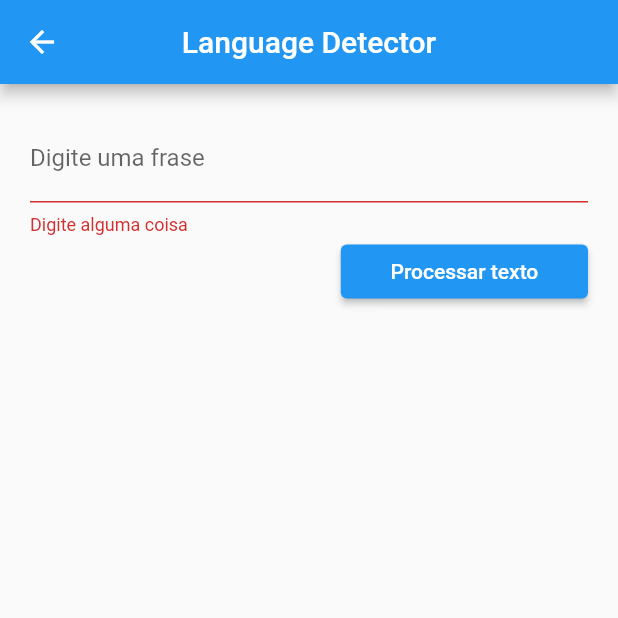
After one commit to brunozupp/projeto_mlkit_trabalho_ia, a Flutter app: the ExampleLanguageDetectorPage screen opened by its route, after a tap on "Processar texto", on a phone screen of 412 x 824 dp, the top half of it. The commit adds this screen. Run offline on Flutter 3.47's test engine with Material 2 defaults, Android fonts, the phone set to English and light mode, and no system bars; our stand-ins replace image_picker; missing offline and left inert: dart:ffi, google_ml_kit.

Commit message:
Language Detector

```diff
--- a/lib/main.dart
+++ b/lib/main.dart
@@ -1,5 +1,6 @@
 import 'package:flutter/material.dart';
 import 'package:projeto_mlkit/pages/example_image_labeling/example_image_labeling_page.dart';
+import 'package:projeto_mlkit/pages/example_language_detector/example_language_detector_page.dart';
 import 'package:projeto_mlkit/pages/example_text_detector/example_text_detector_page.dart';
 import 'package:projeto_mlkit/pages/menu/menu_page.dart';
 
@@ -24,6 +25,7 @@ class MyApp extends StatelessWidget {
         "/": (context) => const MenuPage(),
         "/example-image-labeling": (context) => const ExampleImageLabelingPage(),
         "/example-text-detector": (context) => const ExampleTextDetectorPage(),
+        "/example-language-detector": (context) => const ExampleLanguageDetectorPage(),
       },
     );
   }
--- /dev/null
+++ b/lib/pages/example_language_detector/example_language_detector_page.dart
@@ -0,0 +1,103 @@
+import 'package:flutter/material.dart';
+import 'package:google_ml_kit/google_ml_kit.dart';
+import 'package:projeto_mlkit/widgets/button_widget.dart';
+
+class ExampleLanguageDetectorPage extends StatefulWidget {
+  const ExampleLanguageDetectorPage({ Key? key }) : super(key: key);
+
+  @override
+  _ExampleLanguageDetectorPageState createState() => _ExampleLanguageDetectorPageState();
+}
+
+class _ExampleLanguageDetectorPageState extends State<ExampleLanguageDetectorPage> {
+
+  final _textEditingController = TextEditingController();
+  final _formKey = GlobalKey<FormState>();
+
+  final languageIdentifier = GoogleMlKit.nlp.languageIdentifier();
+
+  String? language;
+
+  Future<void> processText() async {
+
+    setState(() {
+      language = null;
+    });
+
+    if(!_formKey.currentState!.validate()) return;
+
+    try {
+
+      final String response = await languageIdentifier.identifyLanguage(_textEditingController.text);
+
+      setState(() {
+        language = response;
+      });
+
+    } catch(e) {
+      print(e);
+    }
+  }
+
+  @override
+  void dispose() {
+    super.dispose();
+    languageIdentifier.close();
+  }
+
+  @override
+  Widget build(BuildContext context) {
+    return Scaffold(
+      appBar: AppBar(
+        title: const Text("Language Detector"),
+        centerTitle: true,
+      ),
+      body: SingleChildScrollView(
+        padding: const EdgeInsets.all(20),
+        child: Column(
+          children: [
+            Form(
+              key: _formKey,
+              child: Column(
+                crossAxisAlignment: CrossAxisAlignment.end,
+                children: [
+                  TextFormField(
+                    controller: _textEditingController,
+                    decoration: const InputDecoration(
+                      label: Text("Digite uma frase")
+                    ),
+                    validator: (value) {
+                      if(value == null || value.isEmpty) return "Digite alguma coisa";
+
+                      return null;
+                    },
+                  ),
+                  ButtonWidget(
+                    text: "Processar texto",
+                    onPressed: () async => await processText(),
+                  ),
+                ],
+              )
+            ),
+
+            const SizedBox(
+              height: 10,
+            ),
+
+            if(language != null)
+              Text("Idioma reconhecido: ${buildText(language)}")
+
+          ],
+        ),
+      ),
+    );
+  }
+
+  String buildText(String? language) {
+    if(language == null || language == 'und') {
+      return 'Não foi possível reconhecer um idioma';
+    }
+
+    return language;
+  }
+}
--- a/lib/pages/menu/menu_page.dart
+++ b/lib/pages/menu/menu_page.dart
@@ -27,6 +27,11 @@ class MenuPage extends StatelessWidget {
             text: "Text Detector",
             icon: Icons.text_fields
           ),
+          CardComponent(
+            onPressed: () => Navigator.of(context).pushNamed("/example-language-detector"),
+            text: "Language Detector",
+            icon: Icons.language
+          ),
         ],
       ),
     );
```
